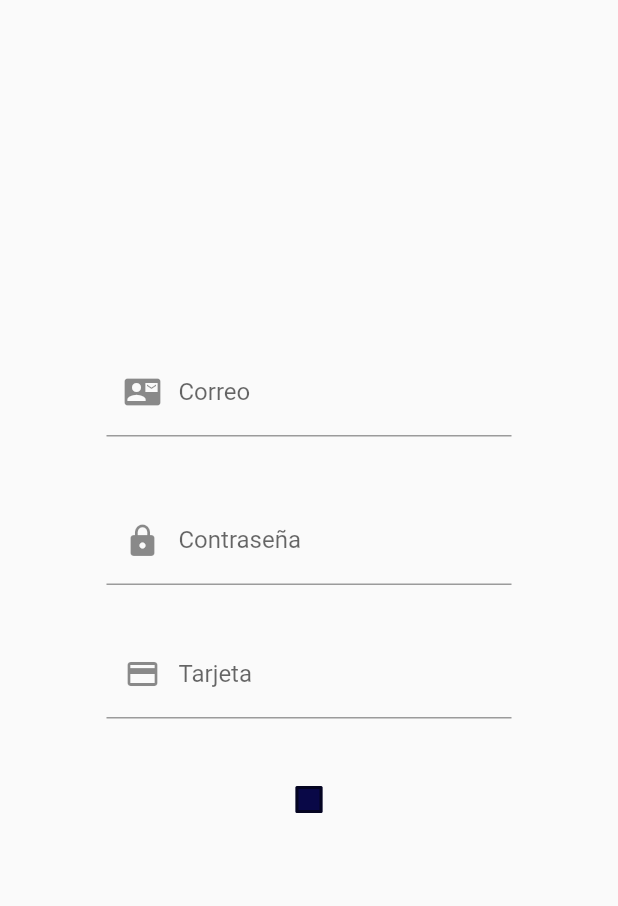
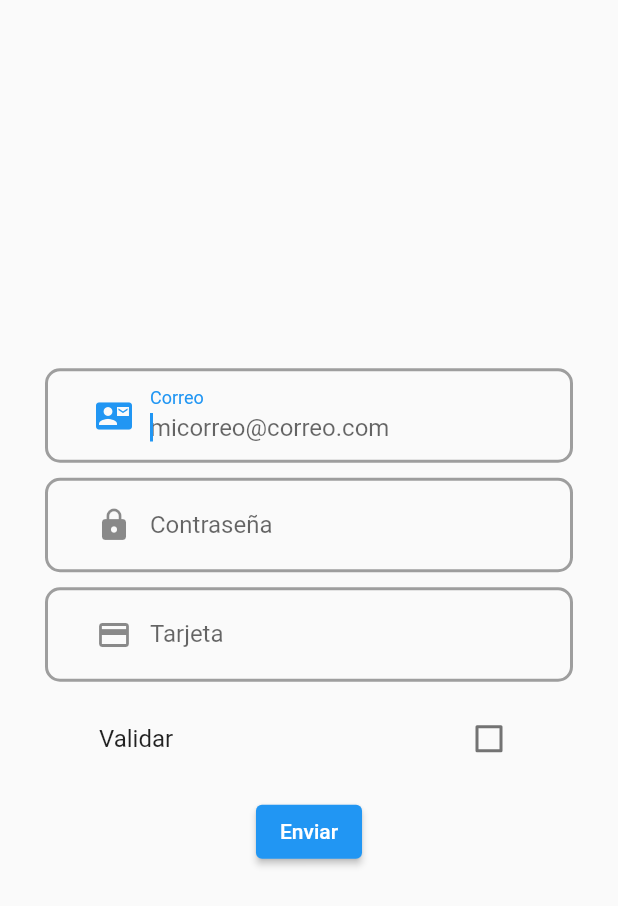
Before and after one commit to DavidC-137/AppFlutter, a Flutter app: the screen it shows after launch, on a phone screen of 412 x 824 dp. Shown: the top 906 px of the screen. Run offline on Flutter 3.47's test engine with Material 2 defaults, Android fonts, the phone set to English and light mode, and no system bars.

Commit message:
Quinto commit

```diff
--- a/lib/screens/FormScreen.dart
+++ b/lib/screens/FormScreen.dart
@@ -5,13 +5,14 @@ class FormScreen extends StatefulWidget {
   const FormScreen({Key? key}) : super(key: key);
 
   @override
-  State<FormScreen> createState() => _formScreenState();
+  State<FormScreen> createState() => _FormScreenState();
 }
 
-class _formScreenState extends State<FormScreen> {
-bool _isChecked =false;
+class _FormScreenState extends State<FormScreen> {
+  bool _isChecked=false;
+  late TextEditingController _controller;
 
-  late TextEditingController _controller;
+
   @override
   void initState() {
     // TODO: implement initState
@@ -20,82 +21,114 @@ bool _isChecked =false;
   }
 
   @override
-void dispose() {
+  void dispose(){
     // TODO: implement dispose
     super.dispose();
     _controller.dispose();
   }
 
-
   @override
   Widget build(BuildContext context) {
-    Color getColor(Set<MaterialState> states) {
-      const Set<MaterialState> interactiveStates = <MaterialState>{
-        MaterialState.pressed,
-        MaterialState.hovered,
-        MaterialState.focused,
-      };
-      if (states.any(interactiveStates.contains)) {
-        return const Color.fromARGB(255, 7, 44, 75);
+    return Scaffold(
+      body: Center(
+        child: Form(
+          child: Column(
+            mainAxisAlignment: MainAxisAlignment.center,
+            children: <Widget>[
+              inputEmail(_controller),
+              const SizedBox(height: 10),
+              inputPassword(),
+              const SizedBox(height: 10),
+              inputCard(),
+              const SizedBox(height: 10),
+              Container(
+                padding: const EdgeInsets.symmetric(horizontal: 20.0),
+                margin: const EdgeInsets.symmetric(horizontal: 30.0),
+                child: CheckboxListTile(
+                  title: const Text('Validar'),
+                  value: _isChecked,
+                  onChanged: (bool? value) {
+                    setState((){
+                      _isChecked = value!;
+                    });
                   }
-      return const Color.fromARGB(255, 9, 8, 71);
+                ),
+              ), const SizedBox(height: 10),
+              ElevatedButton(
+                onPressed: () => {},
+                child: const Text('Enviar')
+              )
+            ]
+         )
+        ),
+      )
+    );
   }
-    return Scaffold(
+}
 
-      body: Center(
-        child: Container(
-           width: 300.0,
-          height: 390.0,
-           padding: const EdgeInsets.all(15.0),
-          child:Column(
-            children: [
-              TextField(
-                keyboardType: TextInputType.emailAddress,
-                controller: _controller,
-                decoration: const InputDecoration(
-                    labelText: "Correo",
-                    hintText: "correo@correo.com",
-                    prefixIcon: Icon(Icons.contact_mail)),
+Widget inputCard(){
+  return Container(
+    padding: const EdgeInsets.symmetric(horizontal: 20.0),
+    margin: const EdgeInsets.symmetric(horizontal: 30.0),
+    decoration: BoxDecoration(
+      borderRadius: BorderRadius.circular(10),
+      border: Border.all(color: Colors.grey, width: 2.0)
     ),
-              const SizedBox(height: 40.0),
-              const TextField(
-                obscureText: true,
-                keyboardType: TextInputType.visiblePassword,
-                decoration: InputDecoration(
-                  labelText: "Contraseña",
-                  prefixIcon: Icon(Icons.lock)
-                  ),
-              ),
-              const SizedBox(height: 30.0,),
-               TextField(
+    child: TextFormField(
       keyboardType: TextInputType.number,
       inputFormatters: [
-
         FilteringTextInputFormatter.allow(RegExp('[0-9 -]')),
         LengthLimitingTextInputFormatter(16)
       ],
-                decoration:const InputDecoration(
+      decoration: const InputDecoration(
+        border: InputBorder.none,
+        prefixIcon: Icon(Icons.credit_card),
         labelText: 'Tarjeta',
-                   prefixIcon: Icon(Icons.credit_card),
-                )
-              ),
-              const SizedBox(height: 30.0),
-
-
-              Checkbox(
-              checkColor: const Color.fromARGB(255, 255, 255, 255),
-               fillColor: MaterialStateProperty.resolveWith(getColor),
-               value: _isChecked,
-               onChanged: (bool? value) {
-               setState(() {
-               _isChecked = value!;
-               });
-               }
-              )
-            ],
-          ),
+        hintText: '1234-1234-1234-1234'
       ),
     ),
   );
 }
+
+Widget inputPassword() {
+  return Container(
+    padding: const EdgeInsets.symmetric(horizontal: 20.0),
+    margin: const EdgeInsets.symmetric(horizontal: 30.0),
+    decoration: BoxDecoration(
+      borderRadius: BorderRadius.circular(10),
+      border: Border.all(color: Colors.grey, width: 2.0)
+    ),
+    child: TextFormField(
+      obscureText: true,
+      decoration: const InputDecoration(
+        border: InputBorder.none,
+        prefixIcon: Icon(Icons.lock),
+        labelText: 'Contraseña'
+      ),
+    ),
+  );
 }
+
+Widget inputEmail(_controller){
+  return Container(
+    padding: const EdgeInsets.symmetric(horizontal: 20.0),
+    margin: const EdgeInsets.symmetric(horizontal: 30.0),
+    decoration: BoxDecoration(
+      borderRadius: BorderRadius.circular(10),
+      border: Border.all(color: Colors.grey, width: 2.0)
+    ),
+    child: TextFormField(
+      keyboardType: TextInputType.emailAddress,
+      autofocus: true,
+      controller: _controller,
+      decoration: const InputDecoration(
+       border: InputBorder.none,
+       //icon: Icon(Icons.contact_mail),
+       prefixIcon: Icon(Icons.contact_mail),
+       labelText: 'Correo',
+       hintText: 'micorreo@correo.com'
+
+      ),
+    ),
+  );
+}
```
Lines whose indentation alone changed are shown as unchanged.
